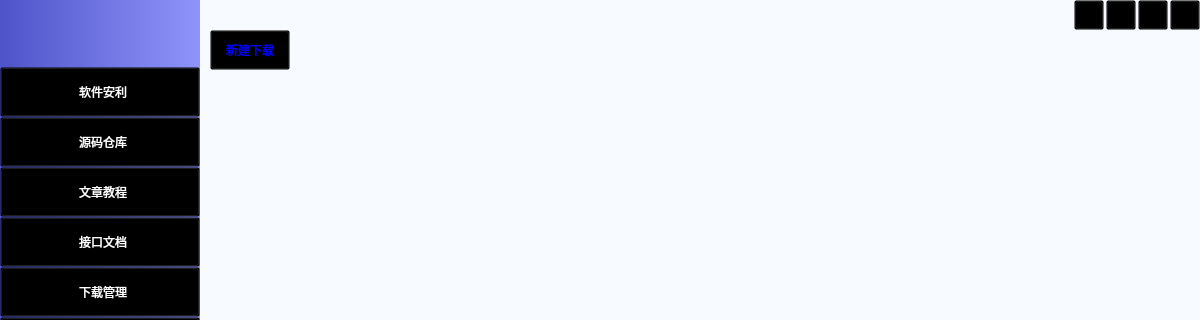
MR5356/System-assistant, file main_window.ui: the form before one commit; both pictures show x 0 to 1200 and y 0 to 320 of the 1200 by 741 pixel window.
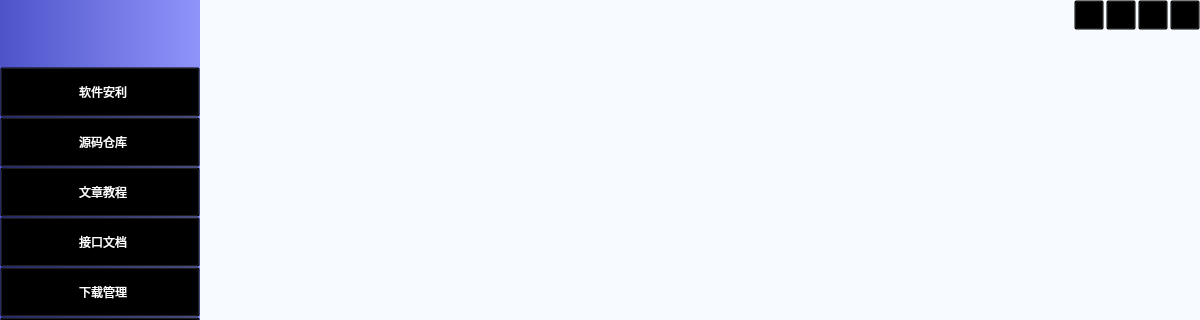
The form after the commit. The open tabs and pages were chosen to show the change. Icons and pictures are not drawn.

Commit message:
新增了aria2下载支持
新增了aria2下载支持

Diff of the .ui file:
```diff
--- a/main_window.ui
+++ b/main_window.ui
@@ -1159,85 +1159,7 @@
                      <number>0</number>
                     </property>
                     <item>
-                     <widget class="QWidget" name="widget_15" native="true">
-                      <property name="minimumSize">
-                       <size>
-                        <width>0</width>
-                        <height>40</height>
-                       </size>
-                      </property>
-                      <property name="maximumSize">
-                       <size>
-                        <width>16777215</width>
-                        <height>40</height>
-                       </size>
-                      </property>
-                      <layout class="QHBoxLayout" name="horizontalLayout_14">
-                       <property name="spacing">
-                        <number>0</number>
-                       </property>
-                       <property name="leftMargin">
-                        <number>10</number>
-                       </property>
-                       <property name="topMargin">
-                        <number>0</number>
-                       </property>
-                       <property name="rightMargin">
-                        <number>10</number>
-                       </property>
-                       <property name="bottomMargin">
-                        <number>0</number>
-                       </property>
-                       <item>
-                        <widget class="QPushButton" name="pushButton_downloader_new">
-                         <property name="minimumSize">
-                          <size>
-                           <width>0</width>
-                           <height>40</height>
-                          </size>
-                         </property>
-                         <property name="maximumSize">
-                          <size>
-                           <width>666</width>
-                           <height>40</height>
-                          </size>
-                         </property>
-                         <property name="font">
-                          <font>
-                           <family>微软雅黑</family>
-                           <weight>50</weight>
-                           <bold>false</bold>
-                          </font>
-                         </property>
-                         <property name="toolTip">
-                          <string>&lt;html&gt;&lt;head/&gt;&lt;body&gt;&lt;p&gt;新建下载&lt;/p&gt;&lt;/body&gt;&lt;/html&gt;</string>
-                         </property>
-                         <property name="styleSheet">
-                          <string notr="true">QPushButton{background:Transparent;color:blue;}QPushButton:hover{background-color:rgba(0,0,0, 0.2);}</string>
-                         </property>
-                         <property name="text">
-                          <string>新建下载</string>
-                         </property>
-                        </widget>
-                       </item>
-                       <item>
-                        <spacer name="horizontalSpacer_4">
-                         <property name="orientation">
-                          <enum>Qt::Horizontal</enum>
-                         </property>
-                         <property name="sizeHint" stdset="0">
-                          <size>
-                           <width>937</width>
-                           <height>20</height>
-                          </size>
-                         </property>
-                        </spacer>
-                       </item>
-                      </layout>
-                     </widget>
-                    </item>
-                    <item>
-                     <widget class="QWidget" name="widget_16" native="true"/>
+                     <widget class="QWidget" name="widget_downloader" native="true"/>
                     </item>
                    </layout>
                   </widget>
```
Left out of the diff: 2 changed lines with no effect on the pictures. The commit also changes 8 other files.
